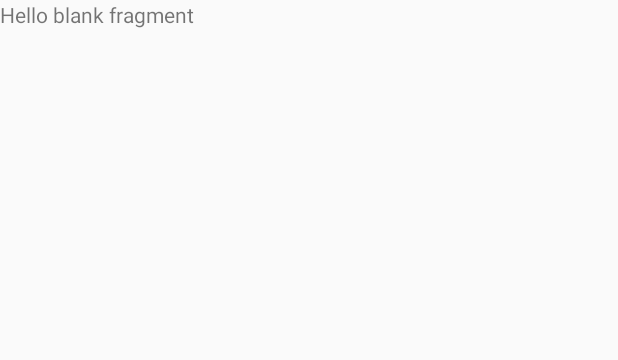
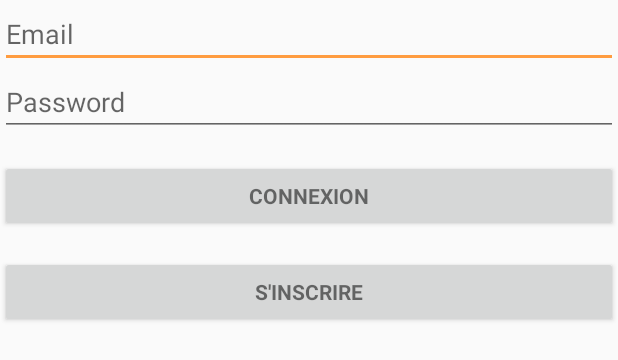
Before and after one commit to BikeTrack/Android, an Android app: the layout fragment_login.xml on its own in the app's theme, with its tools: preview values and no code run, on a phone screen of 412 x 824 dp. Shown: the top 360 px of the screen. Run offline under Robolectric (Android 15) with nearby library versions, the phone set to English and light mode, and no system bars.

Commit message:
Work on login. It works.

```diff
--- a/app/src/main/java/eu/biketrack/android/activities/BikesActivity.java
+++ b/app/src/main/java/eu/biketrack/android/activities/BikesActivity.java
@@ -22,7 +22,7 @@ import eu.biketrack.android.models.data_reception.Bike;
 import eu.biketrack.android.models.data_send.User;
 
 public class BikesActivity extends AppCompatActivity {
-
+/*
     ListView list;
 
     private AsyncBikesTask abt;
@@ -117,5 +117,5 @@ public class BikesActivity extends AppCompatActivity {
 
         }
     }
-
+*/
 }
--- a/app/src/main/java/eu/biketrack/android/api_connection/BiketrackService.java
+++ b/app/src/main/java/eu/biketrack/android/api_connection/BiketrackService.java
@@ -9,9 +9,8 @@ import eu.biketrack.android.models.data_send.User;
 import retrofit2.http.Body;
 import retrofit2.http.GET;
 import retrofit2.http.Header;
-import retrofit2.http.Headers;
 import retrofit2.http.POST;
-import rx.Observable;
+import io.reactivex.Observable;
 
 /**
  * Created by adrienschricke on 17/09/2016 for Android.
--- a/app/src/main/res/layout/fragment_login.xml
+++ b/app/src/main/res/layout/fragment_login.xml
@@ -1,13 +1,44 @@
-<FrameLayout xmlns:android="http://schemas.android.com/apk/res/android"
+<LinearLayout xmlns:android="http://schemas.android.com/apk/res/android"
     xmlns:tools="http://schemas.android.com/tools"
     android:layout_width="match_parent"
     android:layout_height="match_parent"
+    android:orientation="vertical"
     tools:context="eu.biketrack.android.fragments.LoginFragment">
 
-    <!-- TODO: Update blank fragment layout -->
-    <TextView
+    <AutoCompleteTextView
+        android:id="@+id/email"
         android:layout_width="match_parent"
-        android:layout_height="match_parent"
-        android:text="@string/hello_blank_fragment" />
+        android:layout_height="wrap_content"
+        android:hint="@string/prompt_email"
+        android:inputType="textEmailAddress"
+        android:maxLines="1" />
 
-</FrameLayout>
+    <EditText
+        android:id="@+id/password"
+        android:layout_width="match_parent"
+        android:layout_height="wrap_content"
+        android:hint="@string/prompt_password"
+        android:imeActionId="@+id/login"
+        android:imeActionLabel="@string/action_sign_in_short"
+        android:imeOptions="actionUnspecified"
+        android:inputType="textPassword"
+        android:maxLines="1" />
+
+    <Button
+        android:id="@+id/email_log_in_button"
+        style="?android:textAppearanceSmall"
+        android:layout_width="match_parent"
+        android:layout_height="wrap_content"
+        android:layout_marginTop="16dp"
+        android:text="@string/action_sign_in"
+        android:textStyle="bold" />
+
+    <Button
+        android:id="@+id/email_subscribe_button"
+        style="?android:textAppearanceSmall"
+        android:layout_width="match_parent"
+        android:layout_height="wrap_content"
+        android:layout_marginTop="16dp"
+        android:text="@string/action_subscribe"
+        android:textStyle="bold" />
+</LinearLayout>
```
Also changed, not shown: app/build.gradle (+33 -6 lines), app/src/main/java/eu/biketrack/android/activities/BikeEdit.java (+86 -86 lines), app/src/main/java/eu/biketrack/android/activities/BikeTrack.java (+0 -13 lines), app/src/main/java/eu/biketrack/android/activities/LoginActivity.java (+6 -5 lines), app/src/main/java/eu/biketrack/android/api_connection/ApiConnect.java (+10 -12 lines), app/src/main/java/eu/biketrack/android/fragments/BaseFragment.java (deleted, +0 -22 lines), app/src/main/java/eu/biketrack/android/fragments/LoginFragment.java (+52 -1 lines).
